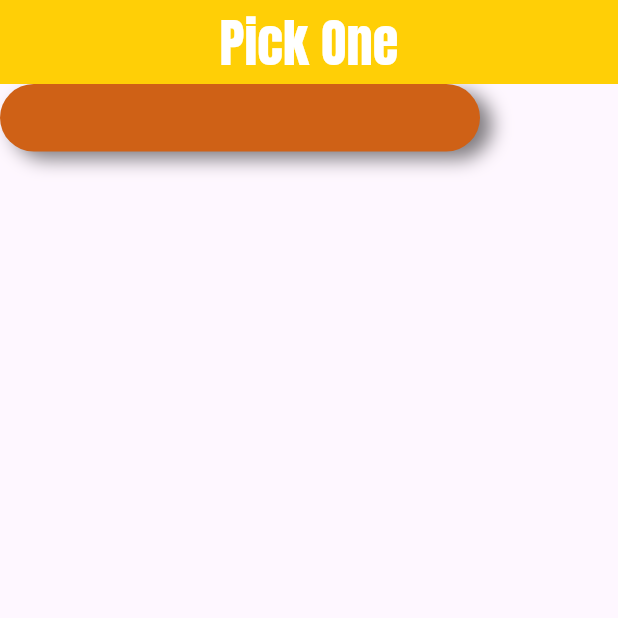
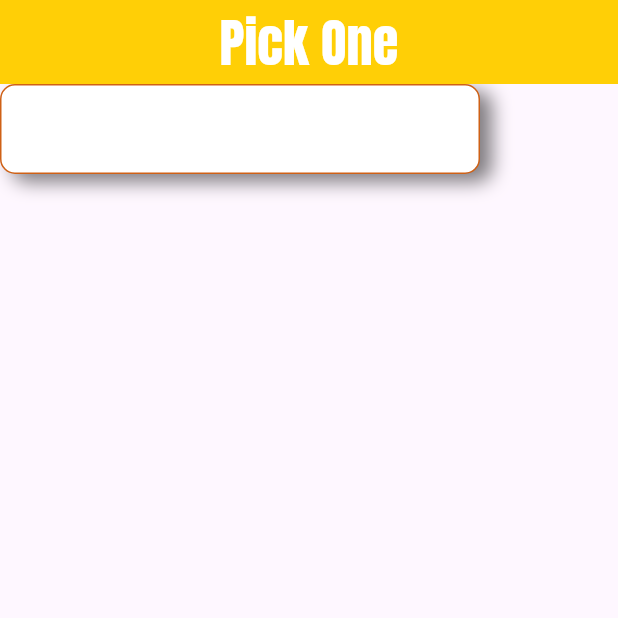
Before and after one commit to jiyeong97/pick_one, a Flutter app: the screen it shows after launch, on a phone screen of 412 x 824 dp, the top half of it. Run offline on Flutter 3.47's test engine with Material 3 defaults, Android fonts, the phone set to English and light mode, and no system bars; our stand-ins replace google_fonts.

Commit message:
Box style

```diff
--- a/lib/home.dart
+++ b/lib/home.dart
@@ -28,12 +28,13 @@ class _HomeScreenState extends State<HomeScreen> {
           mainAxisAlignment: MainAxisAlignment.center,
           children: [
             Container(
-                height: 45,
+                height: 60,
                 width: 320,
                 margin: const EdgeInsets.only(bottom: 10),
                 decoration: BoxDecoration(
-                  color: const Color(0xffcf6116),
-                  borderRadius: BorderRadius.circular(30),
+                  border: Border.all(color: const Color(0xffcf6116)),
+                  color: Colors.white,
+                  borderRadius: BorderRadius.circular(10),
                   boxShadow: [
                     BoxShadow(
                       blurRadius: 10,
```
